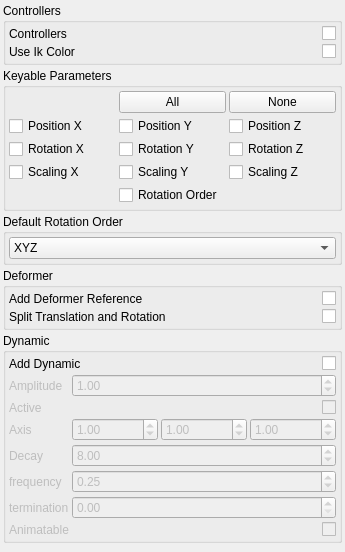
The window that brigks/systems/lookat/widget.ui (miquelcampos/brigks) describes before a commit, drawn with Qt 5.
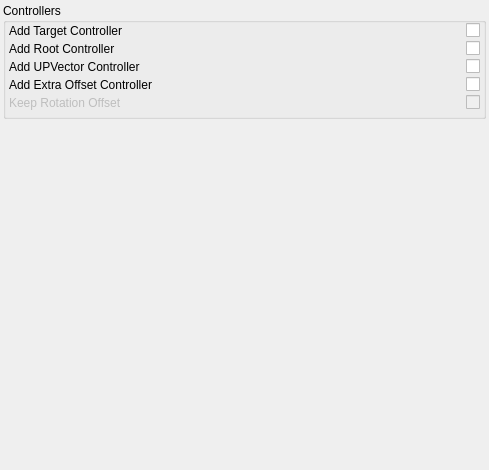
The same window after the commit.

```diff
--- a/brigks/systems/lookat/widget.ui
+++ b/brigks/systems/lookat/widget.ui
@@ -6,8 +6,8 @@
    <rect>
     <x>0</x>
     <y>0</y>
-    <width>345</width>
-    <height>552</height>
+    <width>489</width>
+    <height>470</height>
    </rect>
   </property>
   <property name="windowTitle">
@@ -20,340 +20,74 @@
    <property name="margin">
     <number>3</number>
    </property>
-   <item>
-    <widget class="QGroupBox" name="groupBox_3">
-     <property name="title">
-      <string>Controllers</string>
-     </property>
-     <layout class="QGridLayout" name="gridLayout_2">
-      <property name="margin">
-       <number>3</number>
-      </property>
-      <property name="spacing">
-       <number>3</number>
-      </property>
-      <item row="0" column="0">
-       <widget class="QLabel" name="label_2">
-        <property name="text">
-         <string>Controllers</string>
-        </property>
-       </widget>
-      </item>
-      <item row="0" column="1">
-       <widget class="QCheckBox" name="uiAddControllers">
-        <property name="layoutDirection">
-         <enum>Qt::RightToLeft</enum>
-        </property>
-        <property name="text">
-         <string/>
-        </property>
-       </widget>
-      </item>
-      <item row="1" column="1">
-       <widget class="QCheckBox" name="uiUseIkColor">
-        <property name="layoutDirection">
-         <enum>Qt::RightToLeft</enum>
-        </property>
-        <property name="text">
-         <string/>
-        </property>
-       </widget>
-      </item>
-      <item row="1" column="0">
-       <widget class="QLabel" name="label_3">
-        <property name="text">
-         <string>Use Ik Color</string>
-        </property>
-       </widget>
-      </item>
-     </layout>
-    </widget>
-   </item>
    <item>
     <widget class="QGroupBox" name="groupBox">
      <property name="title">
-      <string>Keyable Parameters</string>
+      <string>Controllers</string>
      </property>
-     <layout class="QGridLayout" name="gridLayout">
-      <property name="margin">
-       <number>3</number>
-      </property>
+     <layout class="QVBoxLayout" name="verticalLayout_2">
       <property name="spacing">
        <number>3</number>
       </property>
-      <item row="3" column="1">
-       <widget class="QCheckBox" name="uiScly">
-        <property name="text">
-         <string>Scaling Y</string>
-        </property>
-       </widget>
-      </item>
-      <item row="3" column="0">
-       <widget class="QCheckBox" name="uiSclx">
-        <property name="text">
-         <string>Scaling X</string>
-        </property>
-       </widget>
-      </item>
-      <item row="3" column="2">
-       <widget class="QCheckBox" name="uiSclz">
-        <property name="text">
-         <string>Scaling Z</string>
-        </property>
-       </widget>
-      </item>
-      <item row="1" column="0">
-       <widget class="QCheckBox" name="uiPosx">
-        <property name="text">
-         <string>Position X</string>
-        </property>
-       </widget>
-      </item>
-      <item row="1" column="1">
-       <widget class="QCheckBox" name="uiPosy">
-        <property name="text">
-         <string>Position Y</string>
-        </property>
-       </widget>
-      </item>
-      <item row="0" column="2">
-       <widget class="QPushButton" name="uiKeyableNoneBTN">
-        <property name="text">
-         <string>None</string>
-        </property>
-       </widget>
-      </item>
-      <item row="0" column="1">
-       <widget class="QPushButton" name="uiKeyableAllBTN">
-        <property name="text">
-         <string>All</string>
-        </property>
-       </widget>
-      </item>
-      <item row="2" column="2">
-       <widget class="QCheckBox" name="uiRotz">
-        <property name="text">
-         <string>Rotation Z</string>
-        </property>
-       </widget>
-      </item>
-      <item row="2" column="1">
-       <widget class="QCheckBox" name="uiRoty">
-        <property name="text">
-         <string>Rotation Y</string>
-        </property>
-       </widget>
-      </item>
-      <item row="2" column="0">
-       <widget class="QCheckBox" name="uiRotx">
-        <property name="text">
-         <string>Rotation X</string>
-        </property>
-       </widget>
-      </item>
-      <item row="1" column="2">
-       <widget class="QCheckBox" name="uiPosz">
-        <property name="text">
-         <string>Position Z</string>
-        </property>
-       </widget>
-      </item>
-      <item row="4" column="1">
-       <widget class="QCheckBox" name="uiRotorder">
-        <property name="text">
-         <string>Rotation Order</string>
-        </property>
-       </widget>
-      </item>
-     </layout>
-    </widget>
-   </item>
-   <item>
-    <widget class="QGroupBox" name="groupBox_5">
-     <property name="title">
-      <string>Default Rotation Order</string>
-     </property>
-     <layout class="QVBoxLayout" name="verticalLayout">
-      <property name="spacing">
+      <property name="leftMargin">
        <number>3</number>
       </property>
-      <property name="margin">
-       <number>3</number>
+      <property name="topMargin">
+       <number>0</number>
       </property>
-      <item>
-       <widget class="QComboBox" name="uiDefaultRotationOrder">
-        <item>
-         <property name="text">
-          <string>XYZ</string>
-         </property>
-        </item>
-        <item>
-         <property name="text">
-          <string>XZY</string>
-         </property>
-        </item>
-        <item>
-         <property name="text">
-          <string>YXZ</string>
-         </property>
-        </item>
-        <item>
-         <property name="text">
-          <string>YZX</string>
-         </property>
-        </item>
-        <item>
-         <property name="text">
-          <string>ZXY</string>
-         </property>
-        </item>
-        <item>
-         <property name="text">
-          <string>ZYX</string>
-         </property>
-        </item>
-       </widget>
-      </item>
-     </layout>
-    </widget>
-   </item>
-   <item>
-    <widget class="QGroupBox" name="groupBox_2">
-     <property name="title">
-      <string>Deformer</string>
-     </property>
-     <layout class="QGridLayout" name="gridLayout_3">
-      <property name="margin">
+      <property name="rightMargin">
        <number>3</number>
       </property>
-      <property name="spacing">
-       <number>3</number>
+      <property name="bottomMargin">
+       <number>6</number>
       </property>
-      <item row="0" column="1">
-       <widget class="QCheckBox" name="uiAddDeformerReferences">
-        <property name="layoutDirection">
-         <enum>Qt::RightToLeft</enum>
-        </property>
-        <property name="text">
-         <string/>
-        </property>
-       </widget>
-      </item>
-      <item row="0" column="0">
-       <widget class="QLabel" name="label">
-        <property name="text">
-         <string>Add Deformer Reference</string>
-        </property>
-       </widget>
-      </item>
-      <item row="1" column="1">
-       <widget class="QCheckBox" name="uiSplitRotation">
-        <property name="layoutDirection">
-         <enum>Qt::RightToLeft</enum>
-        </property>
-        <property name="text">
-         <string/>
-        </property>
-       </widget>
-      </item>
-      <item row="1" column="0">
-       <widget class="QLabel" name="label_4">
-        <property name="text">
-         <string>Split Translation and Rotation</string>
-        </property>
-       </widget>
-      </item>
-     </layout>
-    </widget>
-   </item>
-   <item>
-    <widget class="QGroupBox" name="uiDynamicGRP">
-     <property name="minimumSize">
-      <size>
-       <width>0</width>
-       <height>0</height>
-      </size>
-     </property>
-     <property name="title">
-      <string>Dynamic</string>
-     </property>
-     <layout class="QGridLayout" name="gridLayout_4">
-      <property name="margin">
-       <number>3</number>
-      </property>
-      <property name="spacing">
-       <number>3</number>
-      </property>
-      <item row="0" column="0">
-       <widget class="QLabel" name="label_5">
-        <property name="text">
-         <string>Add Dynamic</string>
-        </property>
-       </widget>
-      </item>
-      <item row="0" column="1">
-       <widget class="QCheckBox" name="uiDynamic">
-        <property name="layoutDirection">
-         <enum>Qt::RightToLeft</enum>
-        </property>
-        <property name="text">
-         <string/>
-        </property>
-       </widget>
-      </item>
-      <item row="1" column="0" colspan="2">
-       <widget class="QWidget" name="uiDynamicDefaultWDG" native="true">
-        <property name="enabled">
-         <bool>false</bool>
-        </property>
-        <layout class="QGridLayout" name="gridLayout_5">
-         <property name="margin">
-          <number>0</number>
-         </property>
+      <item>
+       <widget class="QWidget" name="widget_3" native="true">
+        <layout class="QHBoxLayout" name="horizontalLayout_4">
          <property name="spacing">
           <number>3</number>
          </property>
-         <item row="0" column="0">
-          <widget class="QLabel" name="label_8">
+         <property name="margin">
+          <number>0</number>
+         </property>
+         <item>
+          <widget class="QLabel" name="label_2">
            <property name="text">
-            <string>Amplitude</string>
+            <string>Add Target Controller</string>
            </property>
           </widget>
          </item>
-         <item row="0" column="1">
-          <widget class="QDoubleSpinBox" name="uiAmplitude">
-           <property name="maximum">
-            <double>100.000000000000000</double>
+         <item>
+          <widget class="QCheckBox" name="uiAddTargetController">
+           <property name="layoutDirection">
+            <enum>Qt::RightToLeft</enum>
            </property>
-           <property name="singleStep">
-            <double>0.100000000000000</double>
+           <property name="text">
+            <string/>
            </property>
-           <property name="value">
-            <double>1.000000000000000</double>
-           </property>
           </widget>
          </item>
-         <item row="1" column="0">
-          <widget class="QLabel" name="uiActiveLBL">
-           <property name="sizePolicy">
-            <sizepolicy hsizetype="Fixed" vsizetype="Preferred">
-             <horstretch>0</horstretch>
-             <verstretch>0</verstretch>
-            </sizepolicy>
-           </property>
-           <property name="minimumSize">
-            <size>
-             <width>10</width>
-             <height>0</height>
-            </size>
-           </property>
+        </layout>
+       </widget>
+      </item>
+      <item>
+       <widget class="QWidget" name="widget_5" native="true">
+        <layout class="QHBoxLayout" name="horizontalLayout_6">
+         <property name="spacing">
+          <number>3</number>
+         </property>
+         <property name="margin">
+          <number>0</number>
+         </property>
+         <item>
+          <widget class="QLabel" name="label_4">
            <property name="text">
-            <string>Active</string>
+            <string>Add Root Controller</string>
            </property>
           </widget>
          </item>
-         <item row="1" column="1">
-          <widget class="QCheckBox" name="uiActive">
+         <item>
+          <widget class="QCheckBox" name="uiAddLocalController">
            <property name="layoutDirection">
             <enum>Qt::RightToLeft</enum>
            </property>
@@ -362,132 +96,91 @@
            </property>
           </widget>
          </item>
-         <item row="3" column="0">
-          <widget class="QLabel" name="uiStartCurveAttractLBL">
-           <property name="sizePolicy">
-            <sizepolicy hsizetype="Fixed" vsizetype="Preferred">
-             <horstretch>0</horstretch>
-             <verstretch>0</verstretch>
-            </sizepolicy>
-           </property>
-           <property name="minimumSize">
-            <size>
-             <width>10</width>
-             <height>0</height>
-            </size>
-           </property>
+        </layout>
+       </widget>
+      </item>
+      <item>
+       <widget class="QWidget" name="widget_4" native="true">
+        <layout class="QHBoxLayout" name="horizontalLayout_5">
+         <property name="spacing">
+          <number>3</number>
+         </property>
+         <property name="margin">
+          <number>0</number>
+         </property>
+         <item>
+          <widget class="QLabel" name="label_3">
            <property name="text">
-            <string>Decay</string>
+            <string>Add UPVector Controller</string>
            </property>
           </widget>
          </item>
-         <item row="3" column="1">
-          <widget class="QDoubleSpinBox" name="uiDecay">
-           <property name="minimum">
-            <double>0.000000000000000</double>
+         <item>
+          <widget class="QCheckBox" name="uiAddUpVController">
+           <property name="layoutDirection">
+            <enum>Qt::RightToLeft</enum>
            </property>
-           <property name="maximum">
-            <double>999.000000000000000</double>
+           <property name="text">
+            <string/>
            </property>
-           <property name="singleStep">
-            <double>1.000000000000000</double>
-           </property>
-           <property name="value">
-            <double>8.000000000000000</double>
-           </property>
           </widget>
          </item>
-         <item row="4" column="0">
-          <widget class="QLabel" name="uiBendResistanceLBL">
-           <property name="sizePolicy">
-            <sizepolicy hsizetype="Fixed" vsizetype="Preferred">
-             <horstretch>0</horstretch>
-             <verstretch>0</verstretch>
-            </sizepolicy>
-           </property>
-           <property name="minimumSize">
-            <size>
-             <width>10</width>
-             <height>0</height>
-            </size>
-           </property>
+        </layout>
+       </widget>
+      </item>
+      <item>
+       <widget class="QWidget" name="widget" native="true">
+        <layout class="QHBoxLayout" name="horizontalLayout_3">
+         <property name="spacing">
+          <number>3</number>
+         </property>
+         <property name="margin">
+          <number>0</number>
+         </property>
+         <item>
+          <widget class="QLabel" name="uiExtraOffsetControllerLBL">
            <property name="text">
-            <string>frequency</string>
+            <string>Add Extra Offset Controller</string>
            </property>
           </widget>
          </item>
-         <item row="4" column="1">
-          <widget class="QDoubleSpinBox" name="uiFrequency">
-           <property name="minimum">
-            <double>0.000000000000000</double>
+         <item>
+          <widget class="QCheckBox" name="uiExtraOffsetController">
+           <property name="layoutDirection">
+            <enum>Qt::RightToLeft</enum>
            </property>
-           <property name="maximum">
-            <double>100.000000000000000</double>
-           </property>
-           <property name="singleStep">
-            <double>0.250000000000000</double>
-           </property>
-           <property name="value">
-            <double>0.250000000000000</double>
-           </property>
-          </widget>
-         </item>
-         <item row="5" column="0">
-          <widget class="QLabel" name="uiMassLBL">
-           <property name="sizePolicy">
-            <sizepolicy hsizetype="Fixed" vsizetype="Preferred">
-             <horstretch>0</horstretch>
-             <verstretch>0</verstretch>
-            </sizepolicy>
-           </property>
-           <property name="minimumSize">
-            <size>
-             <width>10</width>
-             <height>0</height>
-            </size>
-           </property>
            <property name="text">
-            <string>termination</string>
+            <string/>
            </property>
           </widget>
          </item>
-         <item row="5" column="1">
-          <widget class="QDoubleSpinBox" name="uiTermination">
-           <property name="minimum">
-            <double>0.000000000000000</double>
+        </layout>
+       </widget>
+      </item>
+      <item>
+       <widget class="QWidget" name="widget_2" native="true">
+        <layout class="QHBoxLayout" name="horizontalLayout_2">
+         <property name="spacing">
+          <number>3</number>
+         </property>
+         <property name="margin">
+          <number>0</number>
+         </property>
+         <item>
+          <widget class="QLabel" name="uiKeepRotationOffsetLBL">
+           <property name="enabled">
+            <bool>false</bool>
            </property>
-           <property name="maximum">
-            <double>100.000000000000000</double>
-           </property>
-           <property name="singleStep">
-            <double>0.100000000000000</double>
-           </property>
-           <property name="value">
-            <double>0.000000000000000</double>
-           </property>
-          </widget>
-         </item>
-         <item row="6" column="0">
-          <widget class="QLabel" name="uiAnimatableLBL">
-           <property name="sizePolicy">
-            <sizepolicy hsizetype="Fixed" vsizetype="Preferred">
-             <horstretch>0</horstretch>
-             <verstretch>0</verstretch>
-            </sizepolicy>
-           </property>
-           <property name="minimumSize">
-            <size>
-             <width>10</width>
-             <height>0</height>
-            </size>
-           </property>
            <property name="text">
-            <string>Animatable</string>
+            <string>Keep Rotation Offset</string>
            </property>
           </widget>
          </item>
-         <item row="6" column="1">
-          <widget class="QCheckBox" name="uiDynamicAnimatable">
+         <item>
+          <widget class="QCheckBox" name="uiKeepRotationOffset">
+           <property name="enabled">
+            <bool>false</bool>
+           </property>
            <property name="layoutDirection">
             <enum>Qt::RightToLeft</enum>
            </property>
@@ -496,47 +189,6 @@
            </property>
           </widget>
          </item>
-         <item row="2" column="1">
-          <layout class="QHBoxLayout" name="horizontalLayout_2">
-           <item>
-            <widget class="QDoubleSpinBox" name="uiAmplitudeX">
-             <property name="singleStep">
-              <double>0.100000000000000</double>
-             </property>
-             <property name="value">
-              <double>1.000000000000000</double>
-             </property>
-            </widget>
-           </item>
-           <item>
-            <widget class="QDoubleSpinBox" name="uiAmplitudeY">
-             <property name="singleStep">
-              <double>0.100000000000000</double>
-             </property>
-             <property name="value">
-              <double>1.000000000000000</double>
-             </property>
-            </widget>
-           </item>
-           <item>
-            <widget class="QDoubleSpinBox" name="uiAmplitudeZ">
-             <property name="singleStep">
-              <double>0.100000000000000</double>
-             </property>
-             <property name="value">
-              <double>1.000000000000000</double>
-             </property>
-            </widget>
-           </item>
-          </layout>
-         </item>
-         <item row="2" column="0">
-          <widget class="QLabel" name="label_6">
-           <property name="text">
-            <string>Axis</string>
-           </property>
-          </widget>
-         </item>
         </layout>
        </widget>
       </item>
@@ -551,7 +203,7 @@
      <property name="sizeHint" stdset="0">
       <size>
        <width>20</width>
-       <height>40</height>
+       <height>408</height>
       </size>
      </property>
     </spacer>
```
Left out of the diff: 4 changed lines with no effect on the pictures.
